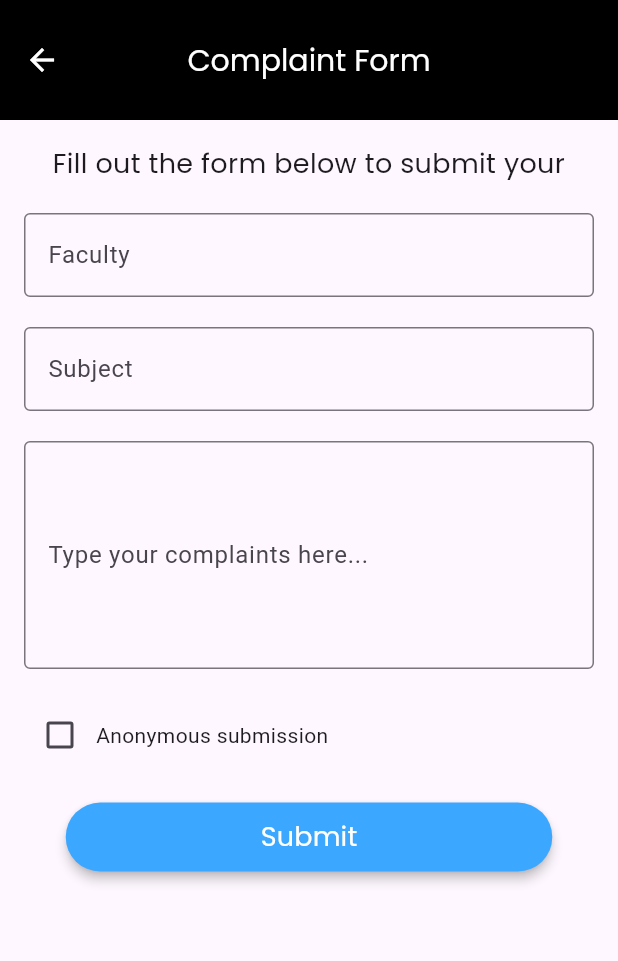
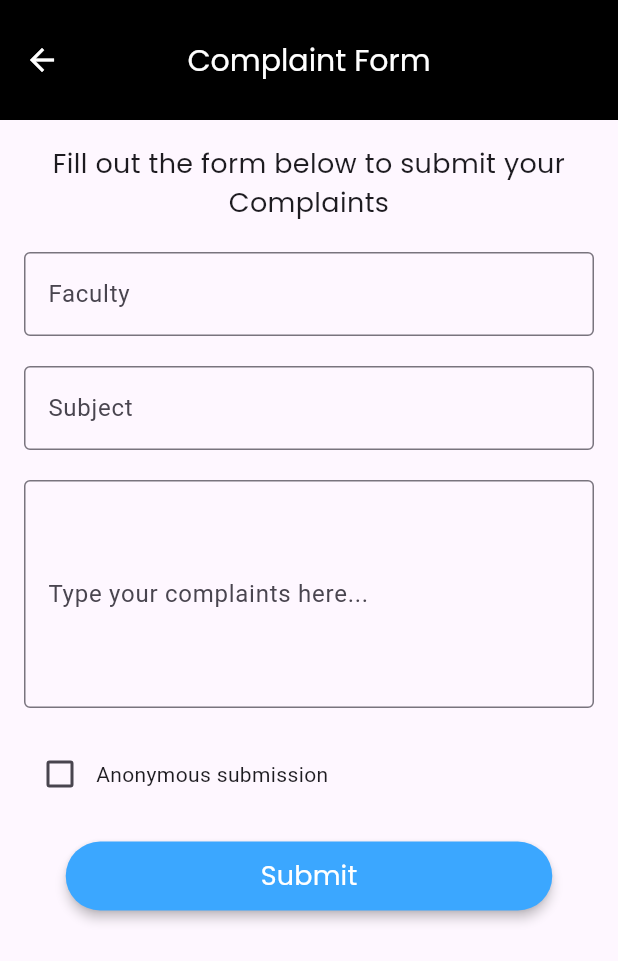
Before and after one commit to Joeface1/mysrc_connect, a Flutter app: the ComplaintsForm screen opened directly, on a phone screen of 412 x 824 dp. Shown: the top 961 px of the screen. Run offline on Flutter 3.47's test engine with Material 3 defaults, Android fonts, the phone set to English and light mode, and no system bars; our stand-ins replace carousel_slider, cloud_firestore, file_picker, firebase_auth, firebase_core, firebase_storage and 1 more; accounts and stored records are empty.

Commit message:
added Complaints to the Complaint form

```diff
--- a/lib/User/HelpDesk/ComplaintForm.dart
+++ b/lib/User/HelpDesk/ComplaintForm.dart
@@ -99,7 +99,7 @@ class _ComplaintsFormState extends State<ComplaintsForm> {
               children: [
                 const Text(
                   textAlign: TextAlign.center,
-                  "Fill out the form below to submit your",
+                  "Fill out the form below to submit your Complaints",
                   style: TextStyle(
                     fontSize: 18,
                     fontFamily: 'Poppins',
```
